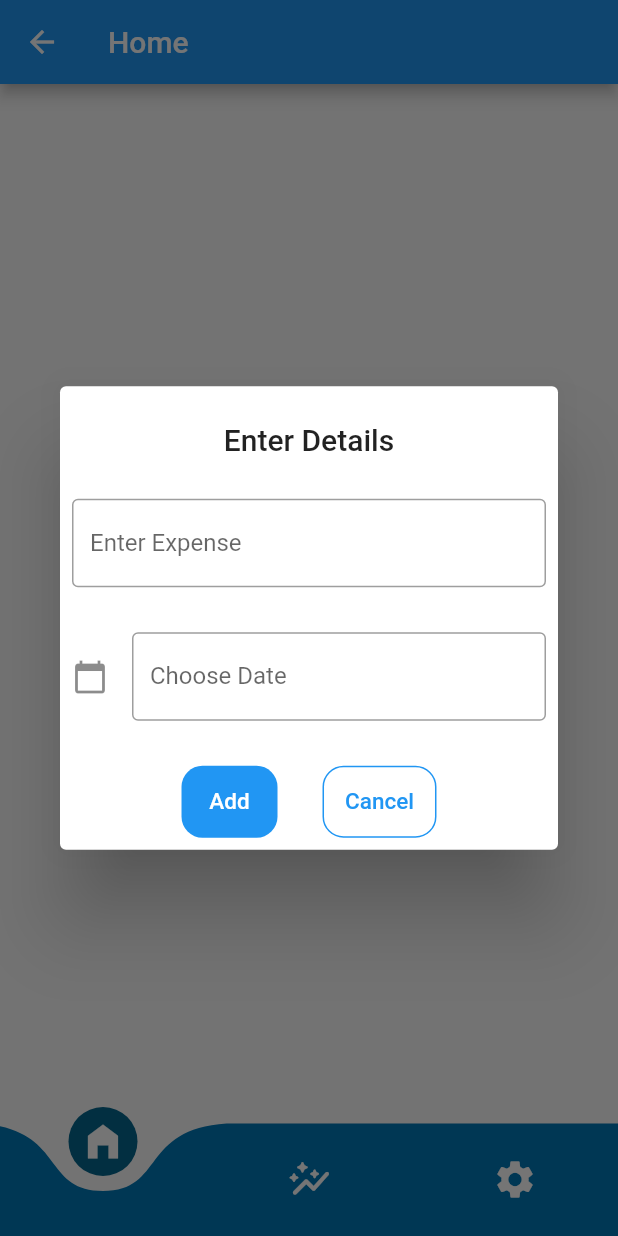
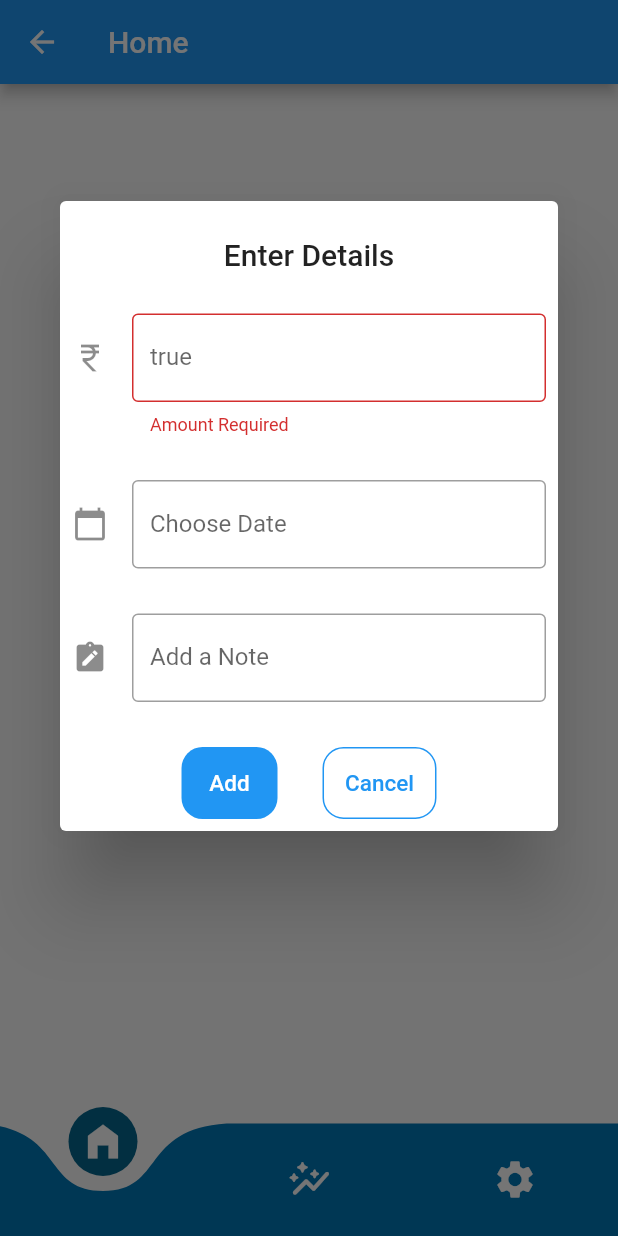
Before and after one commit to Palash2911/Trackio, a Flutter app: the Bottomnav screen opened directly with empty values, after a tap on "Add Expense", on a phone screen of 412 x 824 dp. Run offline on Flutter 3.47's test engine with Material 2 defaults, Android fonts, the phone set to English and light mode, and no system bars; our stand-ins replace cloud_firestore, firebase_auth, firebase_core; missing offline and left inert: dart:ffi, firebase_auth_web, firebase_core_web; accounts and stored records are empty; network calls fail.

```diff
--- a/lib/ET/Main_Layouts/Bottomnav_layout.dart
+++ b/lib/ET/Main_Layouts/Bottomnav_layout.dart
@@ -41,7 +41,7 @@ class _BottomnavState extends State<Bottomnav> {
   var tit = ["Home", "Graph", "Setting"];
   List<Widget> _children() => [
         dashBoard( auth: widget.auth,),
-        graphW(),
+        graphW(auth: widget.auth,),
         Setting(
           auth: widget.auth,
         ),
--- a/lib/ET/Main_Layouts/Dashboard/dashboard_layout.dart
+++ b/lib/ET/Main_Layouts/Dashboard/dashboard_layout.dart
@@ -7,7 +7,6 @@ import '../../Services/firebaseAuth.dart';
 
 class dashBoard extends StatefulWidget {
   // const dashBoard({Key? key}) : super(key: key);
-
   dashBoard({required this.auth});
   final AuthClass auth;
 
@@ -18,18 +17,29 @@ class dashBoard extends StatefulWidget {
 class _dashBoardState extends State<dashBoard> {
   TextEditingController _datecontroller = TextEditingController();
   TextEditingController _amtcontroller = TextEditingController();
-  TextEditingController _categorycontroller = TextEditingController();
+  TextEditingController _notecontroller = TextEditingController();
   String get date => _datecontroller.text;
   String get amt => _amtcontroller.text;
-  String get category => _categorycontroller.text;
+  String get category => _notecontroller.text;
   int budget = 0;
   int moneySpent = 0;
+  bool dateCheck = true;
+  bool amtCheck = true;
+  bool noteCheck = true;
+  bool btnPress = true;
+
+  bool validator(String check) {
+    if (check.isEmpty) {
+      return false;
+    }
+    return true;
+  }
 
   @override
   void initState() {
     _datecontroller.text = "";
     _amtcontroller.text = "";
-    _categorycontroller.text = "";
+    _notecontroller.text = "";
     //set the initial value of text field
     super.initState();
   }
@@ -39,7 +49,6 @@ class _dashBoardState extends State<dashBoard> {
     setState(() {
       budget = int.parse(temp.split(" ").last);
       moneySpent = budget - int.parse(temp.split(" ").first);
-      print(budget);
     });
   }
 
@@ -84,16 +93,28 @@ class _dashBoardState extends State<dashBoard> {
                 width: 300,
                 child: TextButton(
                   onPressed: () {
+                    setState(() {
+                      _datecontroller.text = "";
+                      _amtcontroller.text = "";
+                      _notecontroller.text = "";
+                    });
                     showDialog(
                         context: context,
-                        builder: (context) => AlertDialog(
+                        builder: (context) => SingleChildScrollView(
+                            child: Container(
+                              margin:  EdgeInsets.only(top: 110.0),
+                                child: AlertDialog(
                               title: const Center(child: Text("Enter Details")),
                               actions: [
                                 TextField(
                                   controller: _amtcontroller,
-                                  decoration: const InputDecoration(
+                                  decoration: InputDecoration(
+                                    icon: Icon(Icons.currency_rupee),
                                     border: OutlineInputBorder(),
-                                    labelText: "Enter Expense",
+                                    labelText: "$btnPress",
+                                    errorText: validator(_amtcontroller.text)
+                                        ? null
+                                        : "Amount Required",
                                   ),
                                   keyboardType: TextInputType.number,
                                 ),
@@ -132,6 +153,18 @@ class _dashBoardState extends State<dashBoard> {
                                   width: 100,
                                   height: 30,
                                 ),
+                                TextField(
+                                  controller: _notecontroller,
+                                  decoration: const InputDecoration(
+                                    icon: Icon(Icons.note_alt),
+                                    border: OutlineInputBorder(),
+                                    labelText: "Add a Note",
+                                  ),
+                                ),
+                                const SizedBox(
+                                  width: 100,
+                                  height: 30,
+                                ),
                                 Row(
                                     crossAxisAlignment:
                                         CrossAxisAlignment.center,
@@ -156,6 +189,9 @@ class _dashBoardState extends State<dashBoard> {
                                                 // side: BorderSide(color: Colors.red)
                                               ))),
                                           onPressed: () {
+                                            setState(() {
+                                              btnPress = false;
+                                            });
                                             _addnewExpense();
                                             Navigator.pop(context);
                                           },
@@ -189,7 +225,7 @@ class _dashBoardState extends State<dashBoard> {
                                           ))
                                     ])
                               ],
-                            ));
+                            ))));
                   },
                   style: ButtonStyle(
                       foregroundColor:
--- a/lib/ET/Services/firebaseAuth.dart
+++ b/lib/ET/Services/firebaseAuth.dart
@@ -3,6 +3,8 @@ import 'dart:ffi';
 import 'package:cloud_firestore/cloud_firestore.dart';
 import 'package:firebase_auth/firebase_auth.dart';
 import 'package:flutter/cupertino.dart';
+
+import '../Models/newExpense.dart';
 
 class Users{
   Users({required this.uid});
@@ -16,6 +18,8 @@ abstract class AuthClass{
   Future<void> newexpense(String amt, String date, String category);
   Future<String> getexpense();
   Future<void> signOut();
+  List<newExpense> expenseFromFirestore(QuerySnapshot snapshot);
+  Stream<List<newExpense>> listExpense();
 }
 
 class Auth implements AuthClass{
@@ -102,8 +106,19 @@ class Auth implements AuthClass{
       totAmt = int.parse(data["Monthly Spent"].toString());
       int amt2 = int.parse(data["Monthly Budget"].toString());
       amt = "$totAmt $amt2";
-      print("Amount it is $totAmt");
     });
     return amt;
   }
+
+  List<newExpense> expenseFromFirestore(QuerySnapshot snapshot) {
+    return snapshot.docs.map((e) {
+      return newExpense(amount: e["Spent"], date: e["Date"], category: e["Category"]);
+    }).toList();
+  }
+
+  Stream<List<newExpense>> listExpense() {
+    final auth = FirebaseAuth.instance.currentUser;
+    CollectionReference users = FirebaseFirestore.instance.collection('Users');
+    return users.doc(auth?.uid).collection("History").snapshots().map(expenseFromFirestore);
+  }
 }
--- a/pubspec.yaml
+++ b/pubspec.yaml
@@ -38,6 +38,7 @@ dependencies:
   provider: ^6.0.3
   cloud_firestore: ^3.4.3
   curved_navigation_bar: ^1.0.3
+  firestore_ui: ^1.24.0
 
 dev_dependencies:
   flutter_test:
```
Also changed, not shown: lib/ET/Main_Layouts/Graphs/graphw_layout.dart (+52 -22 lines), 1 other file.
